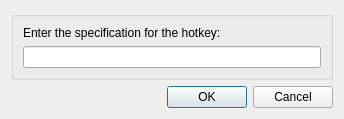
Qt form src/lib/gui/dialogs/HotkeyDialog.ui (Tupig/TupigSynergy) before a commit.
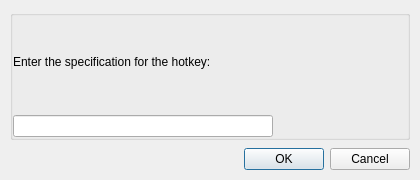
The same form after that commit. Custom widgets are drawn as their Qt base class.

Patch:
```diff
--- a/src/lib/gui/dialogs/HotkeyDialog.ui
+++ b/src/lib/gui/dialogs/HotkeyDialog.ui
@@ -6,29 +6,109 @@
    <rect>
     <x>0</x>
     <y>0</y>
-    <width>344</width>
-    <height>86</height>
+    <width>420</width>
+    <height>180</height>
    </rect>
   </property>
   <property name="windowTitle">
    <string>Hotkey</string>
   </property>
   <layout class="QVBoxLayout">
+   <property name="spacing">
+    <number>8</number>
+   </property>
+   <property name="leftMargin">
+    <number>10</number>
+   </property>
+   <property name="topMargin">
+    <number>10</number>
+   </property>
+   <property name="rightMargin">
+    <number>10</number>
+   </property>
+   <property name="bottomMargin">
+    <number>10</number>
+   </property>
    <item>
-    <widget class="QGroupBox" name="hotkeyCard">
-     <property name="title"><string/></property>
-     <layout class="QVBoxLayout" name="hotkeyCardLayout">
-   <item>
-    <widget class="QLabel" name="label">
-     <property name="text">
-      <string>Enter the specification for the hotkey:</string>
+    <widget class="QScrollArea" name="scrollArea">
+     <property name="widgetResizable">
+      <bool>true</bool>
      </property>
-    </widget>
-   </item>
-   <item>
-    <widget class="KeySequenceWidget" name="m_pKeySequenceWidgetHotkey"/>
-   </item>
-     </layout>
+     <property name="frameShape">
+      <enum>QFrame::Shape::NoFrame</enum>
+     </property>
+     <property name="horizontalScrollBarPolicy">
+      <enum>Qt::ScrollBarPolicy::ScrollBarAlwaysOff</enum>
+     </property>
+     <widget class="QWidget" name="scrollAreaWidgetContents">
+      <layout class="QVBoxLayout" name="pageLayout">
+       <property name="spacing">
+        <number>8</number>
+       </property>
+       <property name="leftMargin">
+        <number>0</number>
+       </property>
+       <property name="topMargin">
+        <number>0</number>
+       </property>
+       <property name="rightMargin">
+        <number>0</number>
+       </property>
+       <property name="bottomMargin">
+        <number>0</number>
+       </property>
+       <item>
+        <widget class="QGroupBox" name="hotkeyCard">
+         <property name="title">
+          <string/>
+         </property>
+         <layout class="QVBoxLayout" name="hotkeyCardLayout">
+          <property name="spacing">
+           <number>8</number>
+          </property>
+          <property name="leftMargin">
+           <number>0</number>
+          </property>
+          <property name="topMargin">
+           <number>0</number>
+          </property>
+          <property name="rightMargin">
+           <number>0</number>
+          </property>
+          <property name="bottomMargin">
+           <number>0</number>
+          </property>
+          <item>
+           <widget class="QLabel" name="label">
+            <property name="text">
+             <string>Enter the specification for the hotkey:</string>
+            </property>
+            <property name="wordWrap">
+             <bool>false</bool>
+            </property>
+           </widget>
+          </item>
+          <item>
+           <widget class="KeySequenceWidget" name="m_pKeySequenceWidgetHotkey">
+            <property name="sizePolicy">
+             <sizepolicy hsizetype="Expanding" vsizetype="Fixed">
+              <horstretch>0</horstretch>
+              <verstretch>0</verstretch>
+             </sizepolicy>
+            </property>
+            <property name="maximumSize">
+             <size>
+              <width>260</width>
+              <height>16777215</height>
+             </size>
+            </property>
+           </widget>
+          </item>
+         </layout>
+        </widget>
+       </item>
+      </layout>
+     </widget>
     </widget>
    </item>
    <item>
```
